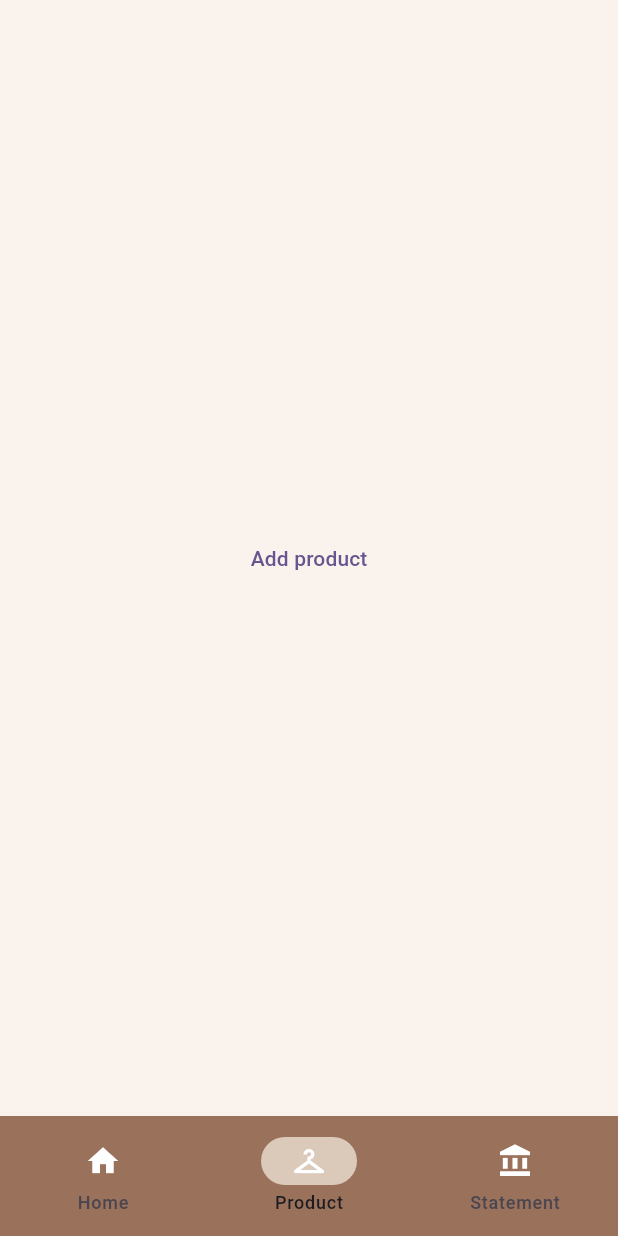
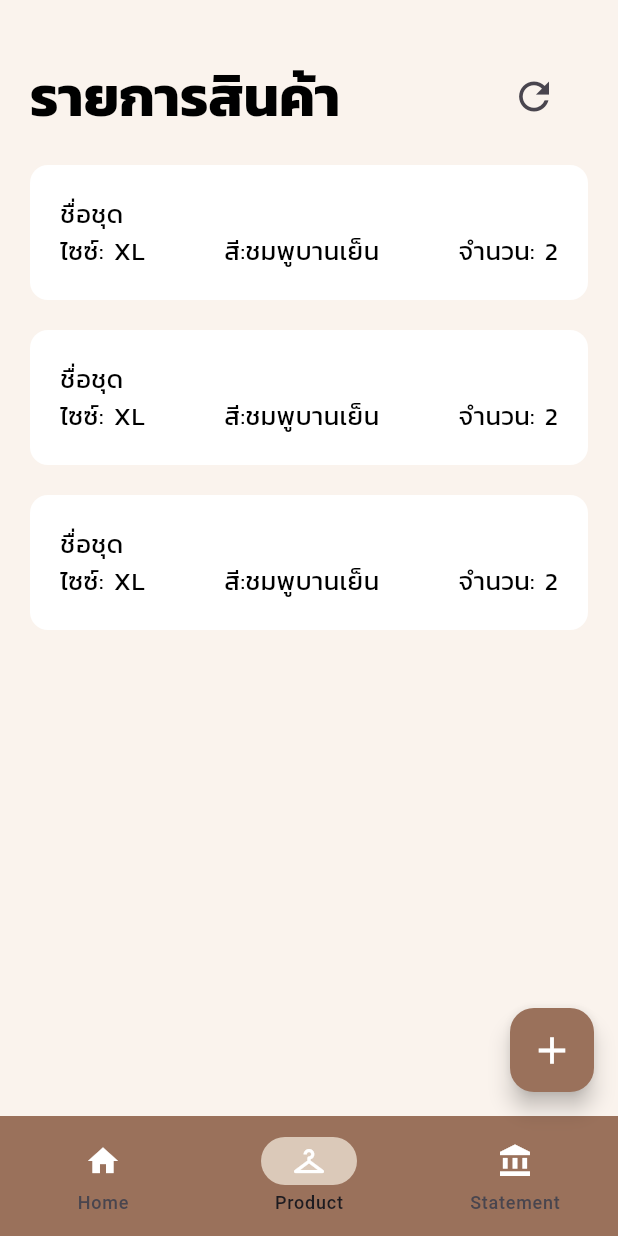
Before and after one commit to Karakapy/rentmylove, a Flutter app: the ListOfProductScreen screen opened by its route, on a phone screen of 412 x 824 dp. Run offline on Flutter 3.47's test engine with Material 3 defaults, Android fonts, the phone set to English and light mode, and no system bars; our stand-ins replace dropdown_button2, firebase_core; accounts and stored records are empty.

Commit message:
added element

```diff
--- a/lib/main.dart
+++ b/lib/main.dart
@@ -3,6 +3,7 @@ import 'package:rentmylove/screens/add_order_screen.dart';
 import 'package:rentmylove/screens/add_product_screen.dart';
 import 'package:rentmylove/screens/budget_screens/add_transaction_screen.dart';
 import 'package:rentmylove/screens/budget_screens/budget_screen.dart';
+import 'package:rentmylove/screens/budget_screens/edit_transaction_screen.dart';
 import 'package:rentmylove/screens/calendar_screen.dart';
 import 'package:rentmylove/screens/edit_product_screen.dart';
 import 'package:rentmylove/screens/list_of_product_screen.dart';
@@ -47,7 +48,8 @@ class MyApp extends StatelessWidget {
         '/addProduct': (context) => AddProductScreen(),
         '/editProduct': (context) => EditProductScreen(),
         '/budget': (context) => BudgetScreen(),
-        '/addTransaction': (context) => AddTransactionScreen()
+        '/addTransaction': (context) => AddTransactionScreen(),
+        '/editTransaction': (context) => EditTransactionScreen(),
       },
     );
   }
--- a/lib/screens/list_of_product_screen.dart
+++ b/lib/screens/list_of_product_screen.dart
@@ -1,6 +1,8 @@
 import 'package:flutter/cupertino.dart';
 import 'package:flutter/material.dart';
 import 'package:rentmylove/screens/add_product_screen.dart';
+import 'package:rentmylove/text_style.dart';
+import 'package:rentmylove/widgets/product_card_widget.dart';
 
 import '../color_preset.dart';
 import '../widgets/nav_bar_widget.dart';
@@ -37,14 +39,60 @@ class _ListOfProductScreenState extends State<ListOfProductScreen> {
     return Scaffold(
       backgroundColor: wallpaper,
       bottomNavigationBar: NavBarWidget(currentIndex: 1,),
-        body: Center(
-              child: TextButton(
-                onPressed: () {
-                  Navigator.of(context).push(_createRoute());
-                },
-                child: Text("Add product"),
-              )
-          ),
+        floatingActionButton: FloatingActionButton(
+          backgroundColor: brown,
+          foregroundColor: CupertinoColors.white,
+          onPressed: () {
+            Navigator.of(context).push(_createRoute());
+          },
+          child: const Icon(Icons.add,size: 30,),
+        ),
+        body: CustomScrollView(
+          slivers: [
+            SliverAppBar(
+              scrolledUnderElevation: 0.0,
+              backgroundColor: wallpaper,
+              pinned: true,
+              expandedHeight: 100,
+              // leading:,
+              flexibleSpace: FlexibleSpaceBar(
+                title: Row(
+                  mainAxisAlignment: MainAxisAlignment.spaceBetween,
+                  children: [
+                    Text(
+                      "รายการสินค้า",
+                      style: RmlTextStyle.sectionTitle,
+                    ),
+                    IconButton(
+                      icon: Icon(Icons.refresh,
+                      size: 20,),
+                      onPressed: () {
+                        // Handle refresh action
+                        // You can call a function to refresh the data here
+                      },
+                    ),
+                  ],
+                ),
+                titlePadding: EdgeInsets.symmetric(horizontal: 20),
+              ),
+              automaticallyImplyLeading: false,
+            ),
+            SliverList(
+                delegate: SliverChildBuilderDelegate(
+                  childCount: 3,
+                  (context, index) => ProductCard())
+            )
+        ]
+        )
+
+        // Center(
+        //       child: TextButton(
+        //         onPressed: () {
+        //           Navigator.of(context).push(_createRoute());
+        //         },
+        //         child: Text("Add product"),
+        //       )
+        //   ),
         );
   }
 }
--- a/lib/text_style.dart
+++ b/lib/text_style.dart
@@ -11,7 +11,7 @@ class RmlTextStyle {
 
   static const TextStyle sectionTitle = TextStyle(
     color: text,
-    fontSize: 22,
+    fontSize: 25,
     fontWeight: FontWeight.bold,
     fontFamily: "Kanit"
   );
--- /dev/null
+++ b/lib/widgets/product_card_widget.dart
@@ -0,0 +1,61 @@
+import 'package:flutter/cupertino.dart';
+import 'package:rentmylove/text_style.dart';
+
+import '../screens/edit_product_screen.dart';
+
+class ProductCard extends StatelessWidget {
+  const ProductCard({super.key});
+
+  Route _createRoute() {
+    return PageRouteBuilder(
+      pageBuilder: (context, animation, secondaryAnimation) => const EditProductScreen(),
+      transitionsBuilder: (context, animation, secondaryAnimation, child) {
+        const begin = Offset(1.0, 0.0);
+        const end = Offset.zero;
+        const curve = Curves.ease;
+
+        var tween = Tween(begin: begin, end: end).chain(CurveTween(curve: curve));
+
+        return SlideTransition(
+          position: animation.drive(tween),
+          child: child,
+        );
+      },
+    );
+  }
+
+  @override
+  Widget build(BuildContext context) {
+    double screenWidth = MediaQuery.of(context).size.width;
+    return GestureDetector(
+        onTap: () {
+          Navigator.of(context).push(_createRoute());
+        },
+        child: Container(
+      decoration: BoxDecoration(
+        color: CupertinoColors.white,
+        borderRadius: BorderRadius.circular(12)
+      ),
+      height: 90,
+      margin: EdgeInsets.symmetric(horizontal: 20, vertical: 10),
+      width: screenWidth,
+      padding: EdgeInsets.all(20),
+      child: Column(
+        mainAxisAlignment: MainAxisAlignment.spaceEvenly,
+        crossAxisAlignment: CrossAxisAlignment.start,
+          children: [
+           Text("ชื่อชุด", style: RmlTextStyle.normalText,),
+            Row(
+              mainAxisAlignment: MainAxisAlignment.spaceBetween,
+              children: [
+                Text("ไซซ์: XL", style: RmlTextStyle.normalText,),
+                Text("สี:ชมพูบานเย็น", style: RmlTextStyle.normalText,),
+                Text("จำนวน: 2", style: RmlTextStyle.normalText,)
+              ],
+            )
+          ],
+      ),
+        )
+    );
+  }
+}
```
